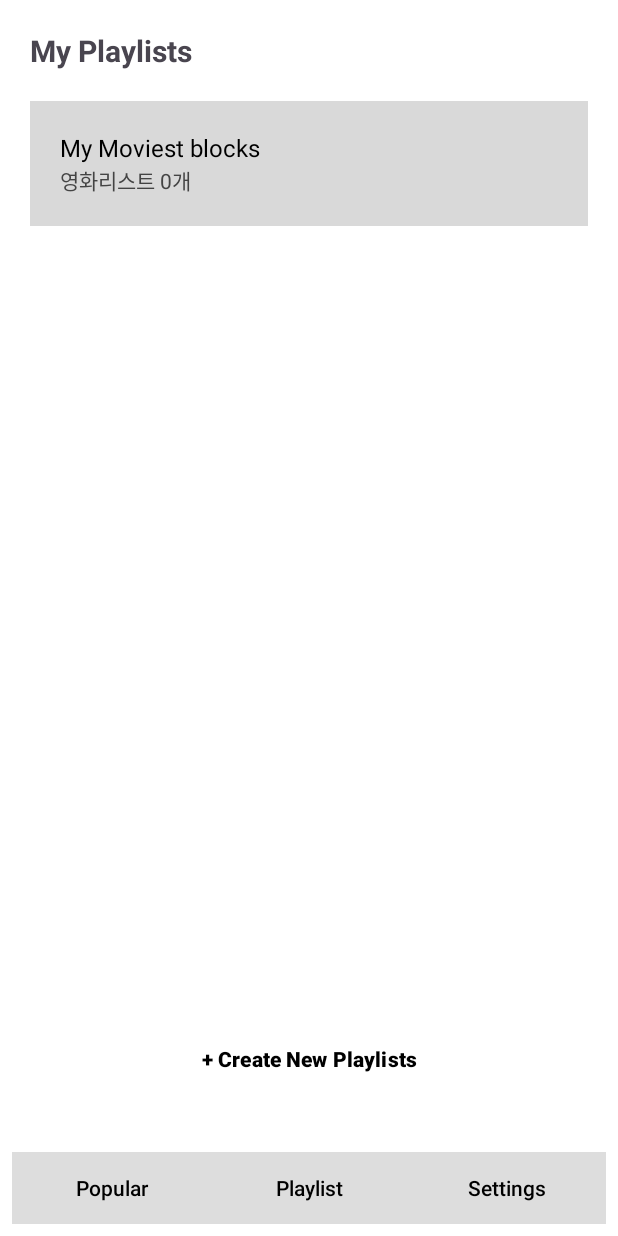
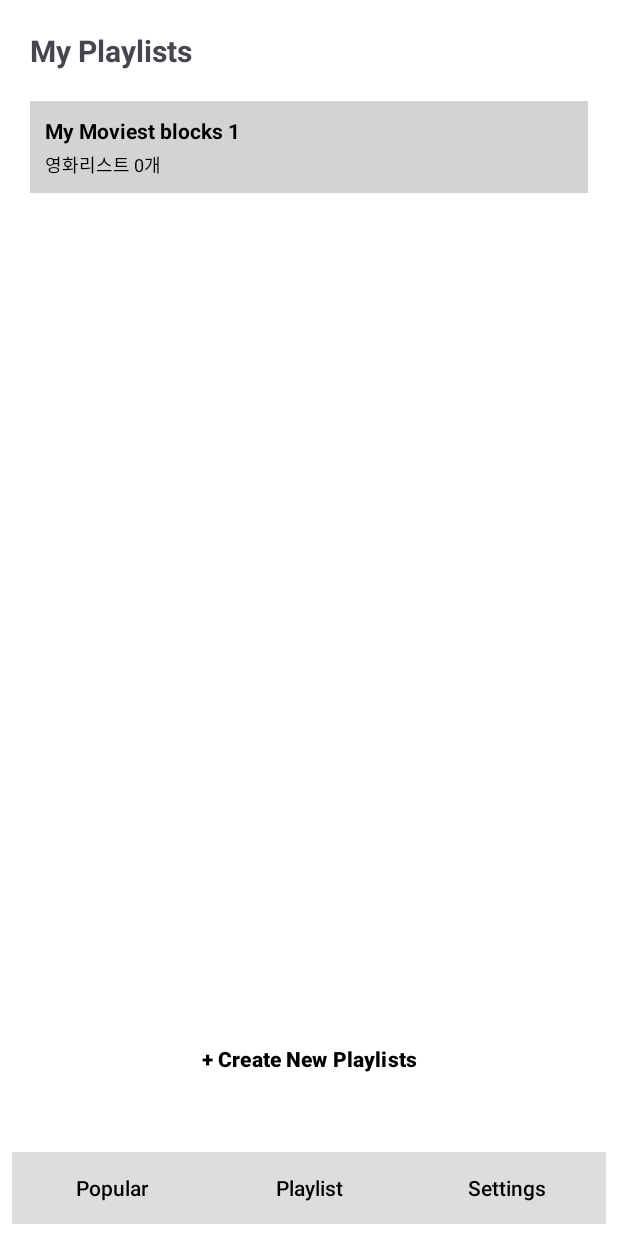
Before and after one commit to wldmsskdwkd-blip/Slate2, an Android app: the fragment PlaylistFragment placed in its activity, after a tap on "+ Create New Playlists", on a phone screen of 412 x 824 dp. Run offline under Robolectric (Android 15) with nearby library versions, the phone set to English and light mode, and no system bars.

Commit message:
프로젝트2 최신버전 - 단일 클릭/더블 클릭 기능 포함

```diff
--- a/app/src/main/java/com/example/slate/PlaylistFragment.kt
+++ b/app/src/main/java/com/example/slate/PlaylistFragment.kt
@@ -1,14 +1,16 @@
 package com.example.slate
 
+import android.app.AlertDialog
 import android.content.Context
+import android.content.Intent
 import android.os.Bundle
-import android.os.Handler
-import android.os.Looper
-import android.text.InputType
 import android.view.LayoutInflater
 import android.view.View
 import android.view.ViewGroup
-import android.widget.*
+import android.widget.Button
+import android.widget.EditText
+import android.widget.LinearLayout
+import android.widget.TextView
 import androidx.fragment.app.Fragment
 import org.json.JSONArray
 
@@ -16,11 +18,14 @@ class PlaylistFragment : Fragment() {
 
     private lateinit var playlistContainer: LinearLayout
     private lateinit var btnAddPlaylist: Button
-    private var playlistCount = 0
-    private val handler = Handler(Looper.getMainLooper())
+    private val PREF_NAME = "playlist_prefs"
+    private val KEY_PLAYLISTS = "playlist_names"
+    private val KEY_COUNTS = "playlist_counts"
 
-    private val PREF_NAME = "playlist_prefs"
-    private val KEY_PLAYLISTS = "playlists"
+    // 👇 더블 클릭 감지용 변수
+    private var lastClickedBlock: View? = null
+    private var lastClickTime: Long = 0
+    private val doubleClickThreshold = 400L // 400ms 안에 클릭되면 더블클릭으로 인식
 
     override fun onCreateView(
         inflater: LayoutInflater, container: ViewGroup?,
@@ -31,162 +36,186 @@ class PlaylistFragment : Fragment() {
         playlistContainer = view.findViewById(R.id.playlistContainer)
         btnAddPlaylist = view.findViewById(R.id.btnAddPlaylist)
 
-
         loadPlaylists()
 
-        // 새로운 플레이리스트 추가
         btnAddPlaylist.setOnClickListener {
-            addPlaylistBlock("My Moviest blocks")
-            savePlaylists()
+            addNewPlaylist()
         }
 
         return view
     }
 
+    private fun loadPlaylists() {
+        playlistContainer.removeAllViews()
 
-    private fun savePlaylists() {
         val prefs = requireContext().getSharedPreferences(PREF_NAME, Context.MODE_PRIVATE)
-        val jsonArray = JSONArray()
+        val names = loadListFromPrefs(prefs, KEY_PLAYLISTS)
+        val counts = loadListFromPrefs(prefs, KEY_COUNTS).map { it.toIntOrNull() ?: 0 }
 
-        // 현재 있는 모든 카드의 제목을 JSON 배열로 저장
-        for (i in 0 until playlistContainer.childCount) {
-            val block = playlistContainer.getChildAt(i) as LinearLayout
-            val header = block.getChildAt(0) as LinearLayout
-            val textLayout = header.getChildAt(0) as LinearLayout
-            val titleView = textLayout.getChildAt(0) as TextView
-            jsonArray.put(titleView.text.toString())
-        }
+        SharedData.playlistNames = names.toMutableList()
+        SharedData.playlistCounts = counts.toMutableList()
 
-        prefs.edit().putString(KEY_PLAYLISTS, jsonArray.toString()).apply()
-    }
-
-
-    private fun loadPlaylists() {
-        val prefs = requireContext().getSharedPreferences(PREF_NAME, Context.MODE_PRIVATE)
-        val jsonString = prefs.getString(KEY_PLAYLISTS, "[]")
-        val jsonArray = JSONArray(jsonString)
-
-        for (i in 0 until jsonArray.length()) {
-            val title = jsonArray.getString(i)
-            addPlaylistBlock(title)
+        for (i in names.indices) {
+            addPlaylistBlock(names[i], counts[i], saveToPrefs = false)
         }
     }
 
-    private fun addPlaylistBlock(titleText: String) {
+    private fun addPlaylistBlock(name: String, movieCount: Int, saveToPrefs: Boolean = true) {
         val context = requireContext()
+        val block = LayoutInflater.from(context)
+            .inflate(R.layout.item_playlist_block, playlistContainer, false)
 
-        // 카드 전체 컨테이너
-        val blockLayout = LinearLayout(context).apply {
-            orientation = LinearLayout.VERTICAL
-            setPadding(30, 30, 30, 30)
-            setBackgroundColor(0xFFD9D9D9.toInt())
-            val params = LinearLayout.LayoutParams(
-                LinearLayout.LayoutParams.MATCH_PARENT,
-                LinearLayout.LayoutParams.WRAP_CONTENT
-            )
-            params.setMargins(0, 0, 0, 20)
-            layoutParams = params
-        }
+        val title = block.findViewById<TextView>(R.id.playlistTitle)
+        val count = block.findViewById<TextView>(R.id.playlistCount)
+        val edit = block.findViewById<View>(R.id.icEdit)
+        val delete = block.findViewById<View>(R.id.icDelete)
 
-        // 제목/부제 + 아이콘 영역
-        val headerLayout = LinearLayout(context).apply {
-            orientation = LinearLayout.HORIZONTAL
-            layoutParams = LinearLayout.LayoutParams(
-                LinearLayout.LayoutParams.MATCH_PARENT,
-                LinearLayout.LayoutParams.WRAP_CONTENT
-            )
-        }
+        title.text = name
+        count.text = "영화리스트 ${movieCount}개"
 
-        val textLayout = LinearLayout(context).apply {
-            orientation = LinearLayout.VERTICAL
-            layoutParams = LinearLayout.LayoutParams(0, LinearLayout.LayoutParams.WRAP_CONTENT, 1f)
-        }
+        val params = LinearLayout.LayoutParams(
+            LinearLayout.LayoutParams.MATCH_PARENT,
+            LinearLayout.LayoutParams.WRAP_CONTENT
+        )
+        params.setMargins(0, 0, 0, dp(10))
+        block.layoutParams = params
 
-        val title = TextView(context).apply {
-            text = titleText
-            textSize = 16f
-            setTextColor(0xFF000000.toInt())
-        }
+        // 처음엔 편집/삭제 버튼 숨김
+        edit.visibility = View.GONE
+        delete.visibility = View.GONE
 
-        val subText = TextView(context).apply {
-            text = "영화리스트 0개"
-            textSize = 14f
-            setTextColor(0xFF444444.toInt())
-        }
+        // 🔸 클릭 이벤트
+        block.setOnClickListener {
+            val currentTime = System.currentTimeMillis()
 
-        textLayout.addView(title)
-        textLayout.addView(subText)
-
-        // 아이콘
-        val iconLayout = LinearLayout(context).apply {
-            orientation = LinearLayout.HORIZONTAL
-            visibility = View.INVISIBLE
-        }
-
-        val editIcon = ImageView(context).apply {
-            setImageResource(R.drawable.ic_edit)
-            layoutParams = LinearLayout.LayoutParams(60, 60)
-        }
-
-        val deleteIcon = ImageView(context).apply {
-            setImageResource(R.drawable.ic_delete)
-            layoutParams = LinearLayout.LayoutParams(60, 60)
-        }
-
-        iconLayout.addView(editIcon)
-        iconLayout.addView(deleteIcon)
-        headerLayout.addView(textLayout)
-        headerLayout.addView(iconLayout)
-        blockLayout.addView(headerLayout)
-
-
-        blockLayout.setOnClickListener {
-            iconLayout.visibility = View.VISIBLE
-            handler.removeCallbacksAndMessages(null)
-            handler.postDelayed({
-                iconLayout.visibility = View.INVISIBLE
-            }, 2000)
-        }
-
-
-        editIcon.setOnClickListener {
-            val editText = EditText(context).apply {
-                setText(title.text)
-                textSize = 16f
-                setTextColor(0xFF000000.toInt())
-                inputType = android.text.InputType.TYPE_CLASS_TEXT
-                setBackgroundResource(android.R.drawable.edit_text)
-            }
-
-            val index = textLayout.indexOfChild(title)
-            textLayout.removeViewAt(index)
-            textLayout.addView(editText, index)
-
-            editText.requestFocus()
-
-            editText.setOnFocusChangeListener { _, hasFocus ->
-                if (!hasFocus) {
-                    title.text = editText.text.toString()
-                    textLayout.removeView(editText)
-                    textLayout.addView(title, index)
-                    savePlaylists()
-                }
-            }
-
-            editText.setOnEditorActionListener { _, _, _ ->
-                title.text = editText.text.toString()
-                textLayout.removeView(editText)
-                textLayout.addView(title, index)
-                savePlaylists()
-                true
+            // 같은 블록을 일정 시간 내에 두 번 클릭하면 → 새 화면으로 이동
+            if (lastClickedBlock == block && (currentTime - lastClickTime) < doubleClickThreshold) {
+                val intent = Intent(requireContext(), PlaylistDetailActivity::class.java)
+                intent.putExtra("playlistName", name)
+                startActivity(intent)
+                lastClickedBlock = null // 초기화
+            } else {
+                // 한 번 클릭이면 편집/삭제 토글
+                toggleEditDelete(block)
+                lastClickedBlock = block
+                lastClickTime = currentTime
             }
         }
 
-        deleteIcon.setOnClickListener {
-            playlistContainer.removeView(blockLayout)
-            savePlaylists()
+        // 수정 버튼
+        edit.setOnClickListener {
+            showRenameDialog(title, name)
         }
 
-        playlistContainer.addView(blockLayout)
+        // 삭제 버튼
+        delete.setOnClickListener {
+            playlistContainer.removeView(block)
+            removePlaylist(name)
+        }
+
+        playlistContainer.addView(block)
+        if (saveToPrefs) saveAllPlaylists()
     }
+
+    private fun toggleEditDelete(block: View) {
+        val edit = block.findViewById<View>(R.id.icEdit)
+        val delete = block.findViewById<View>(R.id.icDelete)
+        val visible = edit.visibility == View.VISIBLE
+
+        edit.visibility = if (visible) View.GONE else View.VISIBLE
+        delete.visibility = if (visible) View.GONE else View.VISIBLE
+    }
+
+    private fun showRenameDialog(titleView: TextView, oldName: String) {
+        val editText = EditText(requireContext())
+        editText.setText(oldName)
+
+        AlertDialog.Builder(requireContext())
+            .setTitle("이름 수정")
+            .setView(editText)
+            .setPositiveButton("확인") { _, _ ->
+                val newName = editText.text.toString().trim()
+                if (newName.isNotEmpty()) {
+                    titleView.text = newName
+                    renamePlaylist(oldName, newName)
+                }
+            }
+            .setNegativeButton("취소", null)
+            .show()
+    }
+
+    private fun addNewPlaylist() {
+        val newName = "My Moviest blocks ${playlistContainer.childCount + 1}"
+        addPlaylistBlock(newName, 0)
+    }
+
+    private fun renamePlaylist(oldName: String, newName: String) {
+        val prefs = requireContext().getSharedPreferences(PREF_NAME, Context.MODE_PRIVATE)
+        val names = loadListFromPrefs(prefs, KEY_PLAYLISTS).toMutableList()
+        val counts = loadListFromPrefs(prefs, KEY_COUNTS).toMutableList()
+
+        val index = names.indexOf(oldName)
+        if (index != -1) {
+            names[index] = newName
+            saveListToPrefs(prefs, KEY_PLAYLISTS, names)
+        }
+
+        SharedData.playlistNames = names
+        SharedData.playlistCounts = counts.map { it.toIntOrNull() ?: 0 }.toMutableList()
+    }
+
+    private fun removePlaylist(name: String) {
+        val prefs = requireContext().getSharedPreferences(PREF_NAME, Context.MODE_PRIVATE)
+        val names = loadListFromPrefs(prefs, KEY_PLAYLISTS).toMutableList()
+        val counts = loadListFromPrefs(prefs, KEY_COUNTS).toMutableList()
+
+        val index = names.indexOf(name)
+        if (index != -1) {
+            names.removeAt(index)
+            if (index < counts.size) counts.removeAt(index)
+        }
+
+        saveListToPrefs(prefs, KEY_PLAYLISTS, names)
+        saveListToPrefs(prefs, KEY_COUNTS, counts)
+
+        SharedData.playlistNames = names
+        SharedData.playlistCounts = counts.map { it.toIntOrNull() ?: 0 }.toMutableList()
+    }
+
+    private fun saveAllPlaylists() {
+        val prefs = requireContext().getSharedPreferences(PREF_NAME, Context.MODE_PRIVATE)
+        val names = mutableListOf<String>()
+        val counts = mutableListOf<String>()
+
+        for (i in 0 until playlistContainer.childCount) {
+            val block = playlistContainer.getChildAt(i)
+            val title = block.findViewById<TextView>(R.id.playlistTitle).text.toString()
+            val countText = block.findViewById<TextView>(R.id.playlistCount).text.toString()
+            val num = countText.replace(Regex("[^0-9]"), "").toIntOrNull() ?: 0
+            names.add(title)
+            counts.add(num.toString())
+        }
+
+        saveListToPrefs(prefs, KEY_PLAYLISTS, names)
+        saveListToPrefs(prefs, KEY_COUNTS, counts)
+
+        SharedData.playlistNames = names
+        SharedData.playlistCounts = counts.map { it.toIntOrNull() ?: 0 }.toMutableList()
+    }
+
+    private fun loadListFromPrefs(prefs: android.content.SharedPreferences, key: String): List<String> {
+        val json = prefs.getString(key, null) ?: return emptyList()
+        val arr = JSONArray(json)
+        val list = mutableListOf<String>()
+        for (i in 0 until arr.length()) list.add(arr.getString(i))
+        return list
+    }
+
+    private fun saveListToPrefs(prefs: android.content.SharedPreferences, key: String, list: List<String>) {
+        val arr = JSONArray(list)
+        prefs.edit().putString(key, arr.toString()).apply()
+    }
+
+    private fun dp(value: Int): Int =
+        (value * requireContext().resources.displayMetrics.density).toInt()
 }
--- /dev/null
+++ b/app/src/main/java/com/example/slate/SharedData.kt
@@ -0,0 +1,11 @@
+package com.example.slate
+
+/**
+ * 앱 전체에서 공유되는 데이터 저장소
+ * - 재생목록 이름 / 영화 개수 리스트를 메모리에 유지
+ * - AddToPlaylistDialog와 PlaylistFragment에서 함께 사용
+ */
+object SharedData {
+    var playlistNames = mutableListOf<String>()
+    var playlistCounts = mutableListOf<Int>()
+}
--- /dev/null
+++ b/app/src/main/res/layout/item_playlist_block.xml
@@ -0,0 +1,59 @@
+<?xml version="1.0" encoding="utf-8"?>
+<LinearLayout xmlns:android="http://schemas.android.com/apk/res/android"
+    android:layout_width="match_parent"
+    android:layout_height="wrap_content"
+    android:background="#D3D3D3"
+    android:orientation="vertical"
+    android:padding="10dp"
+    android:layout_marginBottom="8dp"
+    android:gravity="center_vertical">
+
+    <!-- 상단: 제목 + 수정/삭제 아이콘 -->
+    <LinearLayout
+        android:layout_width="match_parent"
+        android:layout_height="wrap_content"
+        android:orientation="horizontal"
+        android:gravity="center_vertical">
+
+        <!-- 재생목록 제목 -->
+        <TextView
+            android:id="@+id/playlistTitle"
+            android:layout_width="0dp"
+            android:layout_height="wrap_content"
+            android:layout_weight="1"
+            android:text="My Moviest blocks"
+            android:textSize="14sp"
+            android:textStyle="bold"
+            android:textColor="@android:color/black" />
+
+        <!-- 수정 버튼 -->
+        <ImageView
+            android:id="@+id/icEdit"
+            android:layout_width="20dp"
+            android:layout_height="20dp"
+            android:src="@drawable/ic_edit"
+            android:layout_marginEnd="8dp"
+            android:visibility="gone"
+            android:contentDescription="수정" />
+
+        <!-- 삭제 버튼 -->
+        <ImageView
+            android:id="@+id/icDelete"
+            android:layout_width="20dp"
+            android:layout_height="20dp"
+            android:src="@drawable/ic_delete"
+            android:visibility="gone"
+            android:contentDescription="삭제" />
+    </LinearLayout>
+
+    <!-- 하단: 영화 개수 -->
+    <TextView
+        android:id="@+id/playlistCount"
+        android:layout_width="wrap_content"
+        android:layout_height="wrap_content"
+        android:text="영화리스트 0개"
+        android:textColor="@android:color/black"
+        android:textSize="12sp"
+        android:layout_marginTop="4dp" />
+
+</LinearLayout>
```
Also changed, not shown: app/src/main/AndroidManifest.xml (+4 -3 lines), app/src/main/java/com/example/slate/AddToPlaylistDialog.kt (added, +150 -0 lines), app/src/main/java/com/example/slate/MovieInformationActivity.kt (+11 -12 lines), app/src/main/java/com/example/slate/PlaylistDetailActivity.kt (added, +25 -0 lines), app/src/main/res/drawable/dialog_bg.xml (added, +10 -0 lines), app/src/main/res/layout/activity_movie_information.xml (+20 -5 lines), app/src/main/res/layout/activity_playlist_detail.xml (added, +39 -0 lines), app/src/main/res/layout/dialog_add_to_playlist.xml (added, +57 -0 lines), app/src/main/res/drawable/ic_add.png (added).
